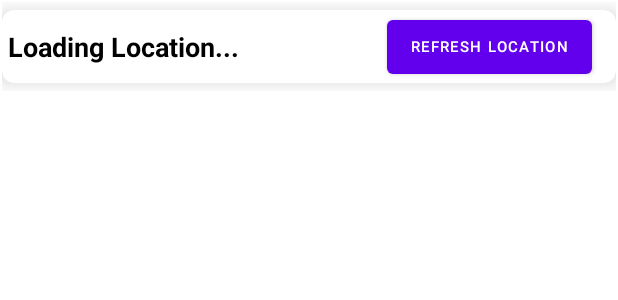
After one commit to vikendu/The_Services_App, an Android app: the layout activity_feed.xml on its own in the app's theme, with its tools: preview values and no code run, on a phone screen of 412 x 824 dp. The commit adds this screen. Shown: the top 300 px of the screen. Run offline under Robolectric (Android 15) with nearby library versions, the phone set to English and light mode, and no system bars.

Commit message:
[Design] FeedActivity.java & layout_location_input.xml created

```diff
--- a/app/src/main/AndroidManifest.xml
+++ b/app/src/main/AndroidManifest.xml
@@ -9,7 +9,8 @@
         android:roundIcon="@mipmap/ic_launcher_round"
         android:supportsRtl="true"
         android:theme="@style/Theme.TheServicesApp">
-        <activity android:name=".activity.BuyersHomeActivity"></activity>
+        <activity android:name=".activity.FeedActivity"></activity>
+        <activity android:name=".activity.BuyersHomeActivity" />
         <activity android:name=".activity.RegisterActivity" />
         <activity android:name=".activity.ProviderAdData" />
         <activity android:name=".activity.ProvidersHomeActivity" />
--- /dev/null
+++ b/app/src/main/java/com/vikendu/theservicesapp/activity/FeedActivity.java
@@ -0,0 +1,16 @@
+package com.vikendu.theservicesapp.activity;
+
+import androidx.appcompat.app.AppCompatActivity;
+
+import android.os.Bundle;
+
+import com.vikendu.theservicesapp.R;
+
+public class FeedActivity extends AppCompatActivity {
+
+    @Override
+    protected void onCreate(Bundle savedInstanceState) {
+        super.onCreate(savedInstanceState);
+        setContentView(R.layout.activity_feed);
+    }
+}
--- /dev/null
+++ b/app/src/main/res/layout/activity_feed.xml
@@ -0,0 +1,20 @@
+<?xml version="1.0" encoding="utf-8"?>
+<RelativeLayout
+    xmlns:android="http://schemas.android.com/apk/res/android"
+    xmlns:tools="http://schemas.android.com/tools"
+    android:layout_width="wrap_content"
+    android:layout_height="wrap_content"
+    android:layout_margin="1dp"
+    tools:context=".activity.FeedActivity">
+
+    <include
+        android:id="@+id/include"
+        layout="@layout/layout_location_input"/>
+
+    <androidx.recyclerview.widget.RecyclerView
+        android:id="@+id/idRVAdCreation"
+        android:layout_width="match_parent"
+        android:layout_height="wrap_content"
+        android:layout_below="@id/include"/>
+
+</RelativeLayout>
--- /dev/null
+++ b/app/src/main/res/layout/layout_location_input.xml
@@ -0,0 +1,50 @@
+<?xml version="1.0" encoding="utf-8"?>
+<androidx.cardview.widget.CardView
+    xmlns:android="http://schemas.android.com/apk/res/android"
+    xmlns:app="http://schemas.android.com/apk/res-auto"
+    xmlns:tools="http://schemas.android.com/tools"
+    android:layout_width="match_parent"
+    android:layout_height="wrap_content"
+    android:layout_marginTop="5dp"
+    android:layout_marginBottom="5dp"
+    app:cardBackgroundColor="@color/white"
+    app:cardCornerRadius="8dp"
+    app:cardElevation="8dp"
+    app:cardMaxElevation="10dp"
+    app:cardPreventCornerOverlap="true"
+    app:cardUseCompatPadding="false">
+
+    <androidx.constraintlayout.widget.ConstraintLayout
+        android:layout_width="match_parent"
+        android:layout_height="wrap_content">
+
+        <TextView
+            android:id="@+id/idLocationInput"
+            android:layout_width="wrap_content"
+            android:layout_height="wrap_content"
+            android:layout_marginStart="4dp"
+            android:layout_marginTop="12dp"
+            android:layout_marginBottom="12dp"
+            android:text="@string/feed_location"
+            android:textColor="@color/black"
+            android:textSize="18sp"
+            android:textStyle="bold"
+            app:layout_constraintBottom_toBottomOf="parent"
+            app:layout_constraintStart_toStartOf="parent"
+            app:layout_constraintTop_toTopOf="parent" />
+
+        <Button
+            android:id="@+id/button"
+            android:layout_width="wrap_content"
+            android:layout_height="wrap_content"
+            android:layout_marginEnd="16dp"
+            app:layout_constraintBottom_toBottomOf="parent"
+            app:layout_constraintEnd_toEndOf="parent"
+            app:layout_constraintTop_toTopOf="parent"
+            android:text="@string/refresh"
+            android:textAlignment="center"
+            android:textSize="10dp"
+            />
+
+    </androidx.constraintlayout.widget.ConstraintLayout>
+</androidx.cardview.widget.CardView>
--- a/app/src/main/res/values/strings.xml
+++ b/app/src/main/res/values/strings.xml
@@ -46,4 +46,8 @@
     <string name="error_incorrect_password">This password is incorrect</string>
     <string name="error_field_required">This field is required</string>
     <string name="permission_rationale">"Contacts permissions are needed for providing email completions."</string>
+
+    <!-- layout_location.xml -->
+    <string name="feed_location">Loading Location...</string>
+    <string name="refresh">Refresh&#10; Location</string>
 </resources>
```
